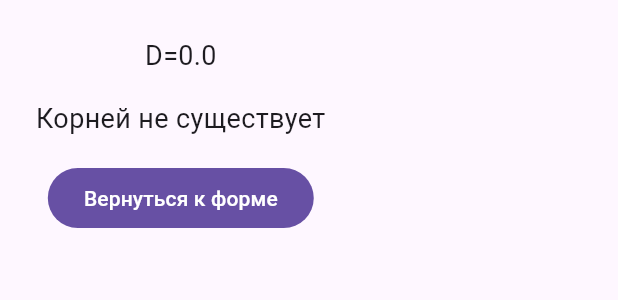
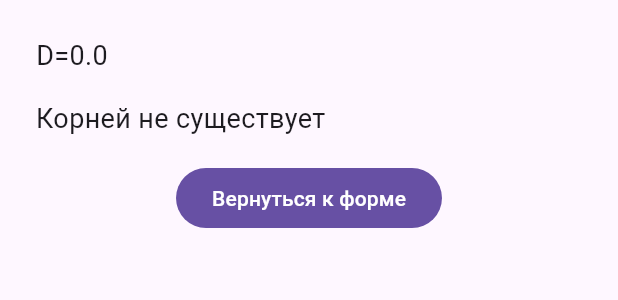
Before and after one commit to vladwebdev1402/tusur-flutter, a Flutter app: the EquationResultScreen widget shown alone on an empty page, opened directly, after a tap on "Вернуться к форме", on a phone screen of 412 x 824 dp. Shown: the top 300 px of the screen. Run offline on Flutter 3.47's test engine with Material 3 defaults, Android fonts, the phone set to English and light mode, and no system bars; our stand-ins replace flutter_bloc.

Commit message:
fix result sreen center

```diff
--- a/lib/src/screens/equation_result_screen.dart
+++ b/lib/src/screens/equation_result_screen.dart
@@ -15,7 +15,9 @@ class EquationResultScreen extends StatelessWidget {
       if (state is MainScreenUpdateState) {
         return Container(
             padding: const EdgeInsets.all(24.0),
+            width: double.infinity,
             child: Column(
+              crossAxisAlignment: CrossAxisAlignment.start,
               children: [
                 Text(
                   "D=${state.d >= 0 ? state.d : "Подкоренное выражение отрицательное"}",
@@ -40,14 +42,19 @@ class EquationResultScreen extends StatelessWidget {
                   child: Text('X2=${state.x2}',
                       style: const TextStyle(fontSize: 18.0)),
                 ),
-                Container(
-                  margin: const EdgeInsets.only(top: 16.0),
-                  child: FilledButton(
-                      onPressed: () {
-                        BlocProvider.of<MainScreenCubit>(context)
-                            .changeMode(ModeType.form);
-                      },
-                      child: const Text("Вернуться к форме")),
+                const SizedBox(
+                  height: 16.0,
+                ),
+                Row(
+                  mainAxisAlignment: MainAxisAlignment.center,
+                  children: [
+                    FilledButton(
+                        onPressed: () {
+                          BlocProvider.of<MainScreenCubit>(context)
+                              .changeMode(ModeType.form);
+                        },
+                        child: const Text("Вернуться к форме")),
+                  ],
                 )
               ],
             ));
```
